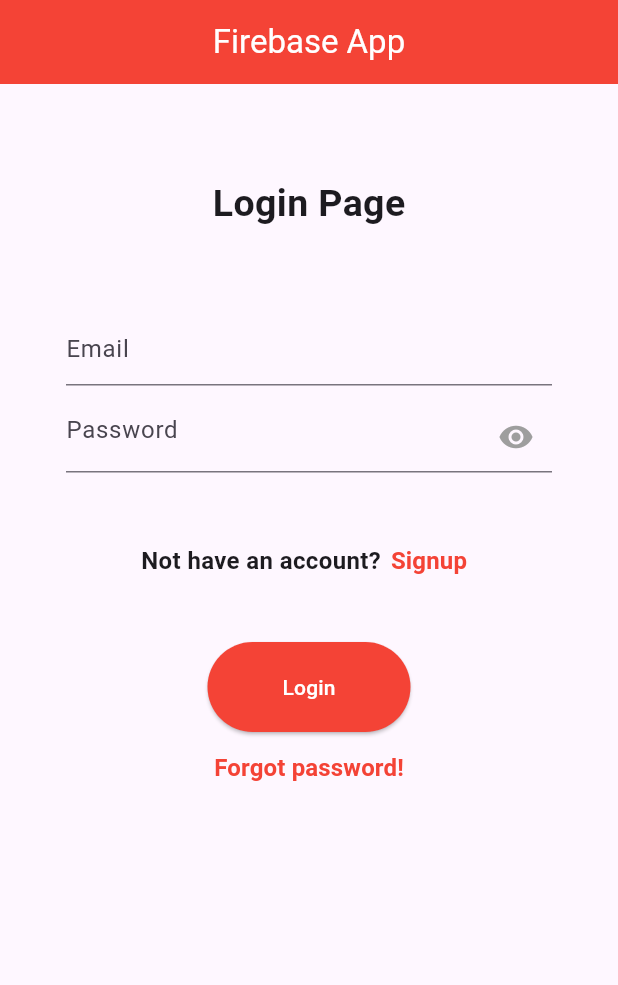
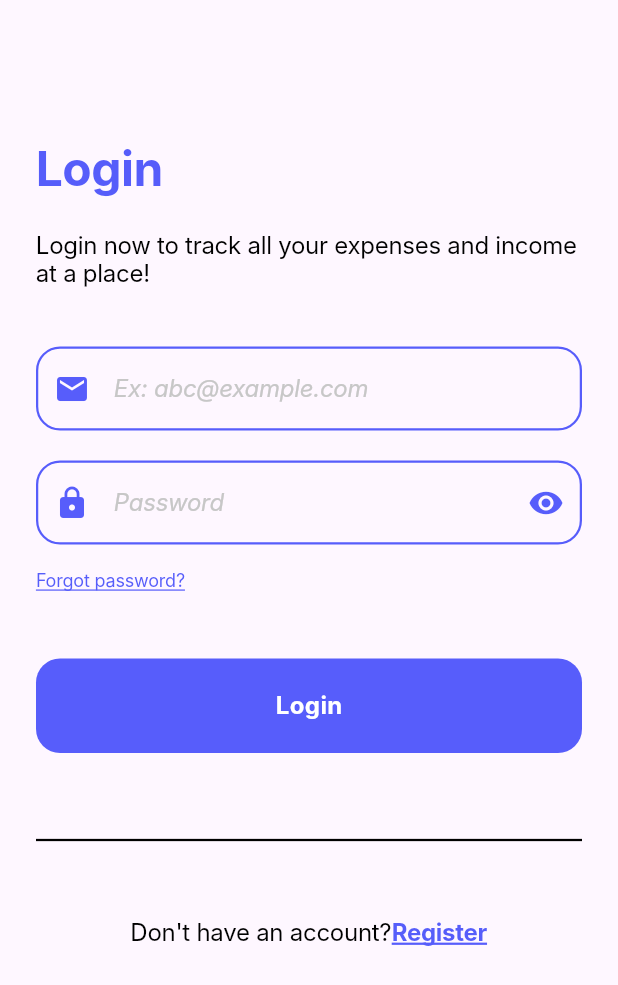
Before and after one commit to Mr-Talha110/ChatBox-App-Using-Firebase-and-Flutter, a Flutter app: the screen it shows after launch, on a phone screen of 412 x 824 dp. Shown: the top 985 px of the screen. Run offline on Flutter 3.47's test engine with Material 3 defaults, Android fonts, the phone set to English and light mode, and no system bars; our stand-ins replace cloud_firestore, firebase_auth, firebase_core, get; accounts and stored records are empty; Roboto replaces fonts that are missing (Inter).

Commit message:
Updated the login page ui

```diff
--- a/lib/screens/login_screen.dart
+++ b/lib/screens/login_screen.dart
@@ -22,74 +22,134 @@ class _LoginScreenState extends State<LoginScreen> {
   Widget build(BuildContext context) {
     return Scaffold(
         resizeToAvoidBottomInset: false,
-        appBar: AppBar(
-          centerTitle: true,
-          backgroundColor: Colors.red,
-          title: const Text(
-            'Firebase App',
-            style: TextStyle(color: Colors.white),
-          ),
-        ),
         body: Container(
           alignment: Alignment.center,
           margin: const EdgeInsets.symmetric(horizontal: 24, vertical: 12),
           child: Column(children: [
-            const SizedBox(height: 50),
-            const Text(
-              'Login Page',
-              style: TextStyle(fontSize: 25, fontWeight: FontWeight.w600),
-            ),
-            const SizedBox(height: 50),
-            Padding(
-              padding: const EdgeInsets.symmetric(horizontal: 20, vertical: 5),
-              child: TextFormField(
-                controller: loginEmailController,
-                decoration: const InputDecoration(hintText: 'Email'),
+            const SizedBox(height: 100),
+            const Align(
+              alignment: Alignment.centerLeft,
+              child: Text(
+                'Login',
+                style: TextStyle(
+                  color: Color(0xFF565DFA),
+                  fontSize: 32,
+                  fontFamily: 'Inter',
+                  fontWeight: FontWeight.w700,
+                  height: 0.02,
+                  letterSpacing: -0.35,
                 ),
               ),
-            Padding(
-              padding: const EdgeInsets.symmetric(horizontal: 20, vertical: 5),
-              child: TextFormField(
+            ),
+            const SizedBox(
+              height: 40,
+            ),
+            const Align(
+              alignment: Alignment.centerLeft,
+              child: Text(
+                'Login now to track all your expenses and income at a place!',
+                style: TextStyle(
+                  color: Colors.black,
+                  fontSize: 16,
+                  fontFamily: 'Inter',
+                  fontWeight: FontWeight.w400,
+                  height: 0,
+                  letterSpacing: -0.18,
+                ),
+              ),
+            ),
+            const SizedBox(height: 40),
+            TextFormField(
+              cursorColor: const Color(0xff575DFB),
+              controller: loginEmailController,
+              decoration: const InputDecoration(
+                prefixIcon: Icon(
+                  Icons.email,
+                  color: Color(0xff575DFB),
+                ),
+                contentPadding:
+                    EdgeInsets.symmetric(horizontal: 24, vertical: 16),
+                enabledBorder: OutlineInputBorder(
+                    borderRadius: BorderRadius.all(Radius.circular(16)),
+                    borderSide:
+                        BorderSide(color: Color(0xff575DFB), width: 1.5)),
+                focusedBorder: OutlineInputBorder(
+                    borderRadius: BorderRadius.all(Radius.circular(16)),
+                    borderSide:
+                        BorderSide(color: Color(0xff575DFB), width: 1.5)),
+                hintText: 'Ex: abc@example.com',
+                hintStyle: TextStyle(
+                  color: Color(0xFFC7C7C7),
+                  fontSize: 16,
+                  fontStyle: FontStyle.italic,
+                  fontFamily: 'Inter',
+                  fontWeight: FontWeight.w400,
+                  height: 0.09,
+                  letterSpacing: -0.18,
+                ),
+              ),
+            ),
+            const SizedBox(
+              height: 20,
+            ),
+            TextFormField(
+              cursorColor: const Color(0xff575DFB),
               controller: loginPasswordController,
               decoration: const InputDecoration(
+                  prefixIcon: Icon(
+                    Icons.lock,
+                    color: Color(0xff575DFB),
+                  ),
+                  contentPadding:
+                      EdgeInsets.symmetric(horizontal: 24, vertical: 16),
+                  enabledBorder: OutlineInputBorder(
+                      borderRadius: BorderRadius.all(Radius.circular(16)),
+                      borderSide:
+                          BorderSide(color: Color(0xff575DFB), width: 1.5)),
+                  focusedBorder: OutlineInputBorder(
+                      borderRadius: BorderRadius.all(Radius.circular(16)),
+                      borderSide:
+                          BorderSide(color: Color(0xff575DFB), width: 1.5)),
                   hintText: 'Password',
+                  hintStyle: TextStyle(
+                    color: Color(0xFFC7C7C7),
+                    fontSize: 16,
+                    fontStyle: FontStyle.italic,
+                    fontFamily: 'Inter',
+                    fontWeight: FontWeight.w400,
+                    height: 0.09,
+                    letterSpacing: -0.18,
+                  ),
                   suffixIcon: Icon(
                     Icons.remove_red_eye,
-                      color: Colors.grey,
+                    color: Color(0xff575DFB),
                   )),
             ),
-            ),
-            const SizedBox(height: 30),
-            Row(
-              mainAxisAlignment: MainAxisAlignment.center,
-              children: [
-                const Text(
-                  'Not have an account?',
-                  style: TextStyle(fontSize: 16, fontWeight: FontWeight.w600),
-                ),
-                TextButton(
+            Align(
+              alignment: Alignment.centerLeft,
+              child: TextButton(
                   style: const ButtonStyle(
                       padding: MaterialStatePropertyAll(EdgeInsets.zero)),
                   onPressed: () {
-                      Get.to(const SingupScreen());
+                    Get.to(const ForgetPasswordScreen());
                   },
                   child: const Text(
-                      'Signup',
+                    'Forgot password?',
                     style: TextStyle(
-                          color: Colors.red,
-                          fontSize: 16,
-                          fontWeight: FontWeight.w600),
-                    ))
-              ],
+                      color: Color(0xFF565DFA),
+                      fontSize: 12,
+                      fontFamily: 'Inter',
+                      fontWeight: FontWeight.w400,
+                      decoration: TextDecoration.underline,
+                      decorationColor: Color(0xff575DFB),
+                      height: 0.17,
+                      letterSpacing: -0.13,
                     ),
-            const SizedBox(height: 30),
-            ElevatedButton(
-              style: const ButtonStyle(
-                  padding: MaterialStatePropertyAll(
-                      EdgeInsets.symmetric(horizontal: 50, vertical: 20)),
-                  backgroundColor: MaterialStatePropertyAll(Colors.red)),
-              onPressed: () async {
-                // Get.offAll(const DashboardScreen());
+                  )),
+            ),
+            const SizedBox(height: 28),
+            InkWell(
+              onTap: () async {
                 var loginEmail = loginEmailController.text.trim();
                 var loginPassword = loginPasswordController.text.trim();
                 try {
@@ -107,22 +167,64 @@ class _LoginScreenState extends State<LoginScreen> {
                   print('Eror login $e');
                 }
               },
+              child: Container(
+                alignment: Alignment.center,
+                padding: const EdgeInsets.symmetric(vertical: 20),
+                width: double.infinity,
+                decoration: BoxDecoration(
+                  color: const Color(0xff575DFB),
+                  borderRadius: BorderRadius.circular(16),
+                ),
                 child: const Text(
                   'Login',
-                style: TextStyle(color: Colors.white),
+                  style: TextStyle(
+                    color: Colors.white,
+                    fontSize: 16,
+                    fontFamily: 'Inter',
+                    fontWeight: FontWeight.w700,
+                  ),
+                ),
+              ),
+            ),
+            const SizedBox(height: 50),
+            const Divider(color: Colors.black, thickness: 1.5),
+            const SizedBox(height: 29),
+            Row(
+              mainAxisAlignment: MainAxisAlignment.center,
+              children: [
+                const Text(
+                  'Don\'t have an account?',
+                  style: TextStyle(
+                    color: Colors.black,
+                    fontSize: 16,
+                    fontFamily: 'Inter',
+                    fontWeight: FontWeight.w400,
+                    height: 0,
+                    letterSpacing: -0.18,
                   ),
                 ),
                 TextButton(
+                    style: const ButtonStyle(
+                        padding: MaterialStatePropertyAll(EdgeInsets.zero)),
                     onPressed: () {
-                  Get.to(const ForgetPasswordScreen());
+                      Get.to(const SingupScreen());
                     },
                     child: const Text(
-                  'Forgot password!',
+                      'Register',
                       style: TextStyle(
-                      color: Colors.red,
-                      fontWeight: FontWeight.w600,
-                      fontSize: 16),
+                        color: Color(0xFF565DFA),
+                        fontSize: 16,
+                        fontFamily: 'Inter',
+                        fontWeight: FontWeight.w700,
+                        decoration: TextDecoration.underline,
+                        decorationColor: Color(0xff575DFB),
+                        height: 0,
+                        letterSpacing: -0.18,
+                      ),
                     ))
+              ],
+            ),
+            const SizedBox(height: 30),
           ]),
         ));
   }
--- a/pubspec.yaml
+++ b/pubspec.yaml
@@ -41,6 +41,7 @@ dependencies:
   cloud_firestore: ^4.13.1
   firebase_storage: ^11.5.1
   firebase_database: ^10.3.4
+  flutter_svg: ^2.0.9
 
 dev_dependencies:
   flutter_test:
@@ -65,9 +66,8 @@ flutter:
   uses-material-design: true
 
   # To add assets to your application, add an assets section, like this:
-  # assets:
-  #   - images/a_dot_burr.jpeg
-  #   - images/a_dot_ham.jpeg
+  assets:
+    - assets/images/
 
   # An image asset can refer to one or more resolution-specific "variants", see
   # https://flutter.dev/assets-and-images/#resolution-aware
```
Also changed, not shown: assets/images/at.png (added), assets/images/lock.png (added), pubspec.lock. Lines whose indentation alone changed are shown as unchanged.
